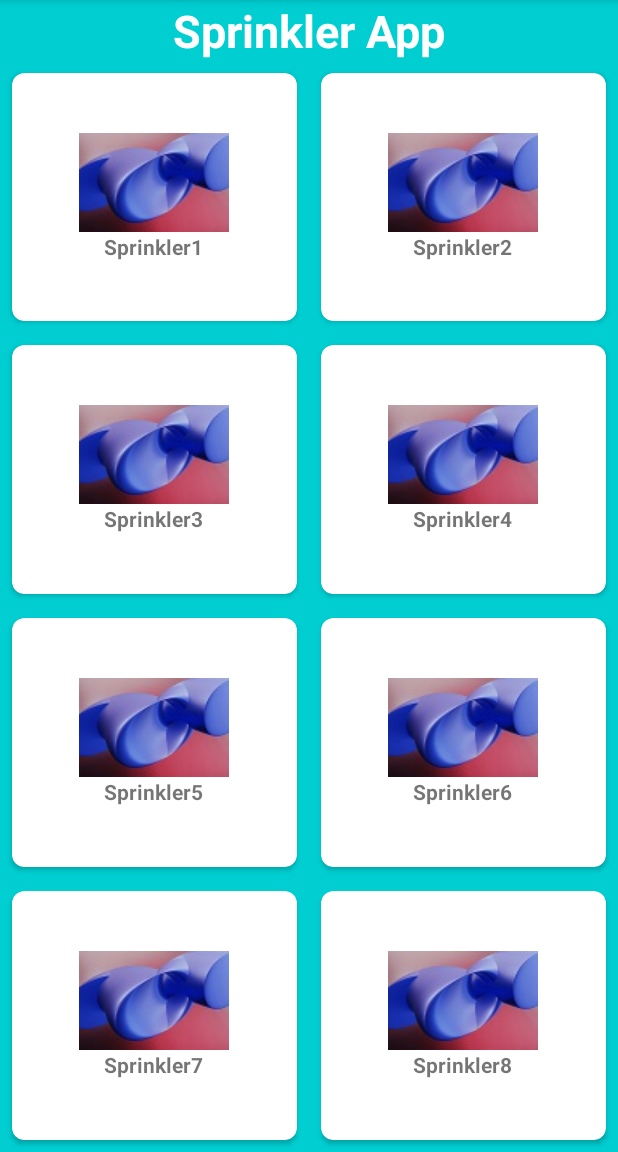
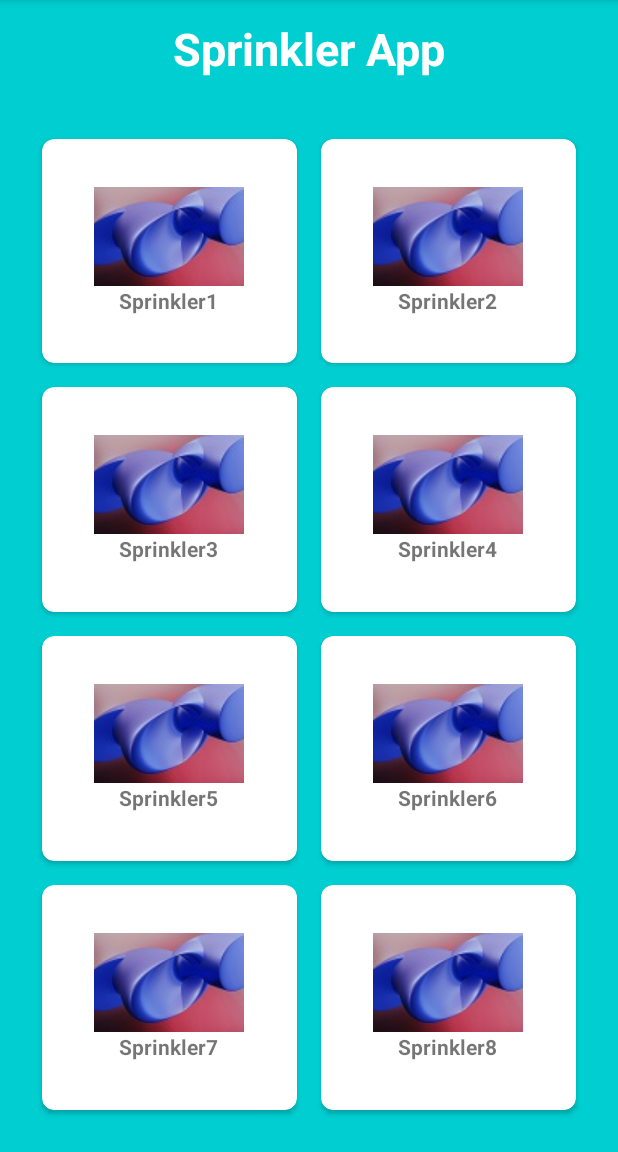
Before and after one commit to sourabhsrj/watersprinkler, an Android app: the screen it shows after launch (HomeActivity), on a phone screen of 412 x 824 dp, the part 84-1236 px from its top. Run offline under Robolectric (Android 15) with nearby library versions, the phone set to English and light mode, and no system bars.

Commit message:
Final Home page commit

```diff
--- a/app/src/main/res/layout/activity_home.xml
+++ b/app/src/main/res/layout/activity_home.xml
@@ -16,6 +16,7 @@
         android:textColor="@color/white"
         android:textSize="30sp"
         android:textStyle="bold"
+        android:layout_margin="12dp"
         />
     <GridLayout
         android:layout_width="match_parent"
@@ -23,6 +24,7 @@
         android:layout_below="@id/title_view"
         android:rowCount="4"
         android:columnCount="2"
+        android:layout_margin="20dp"
         >
         <androidx.cardview.widget.CardView
             android:layout_width="wrap_content"
```
